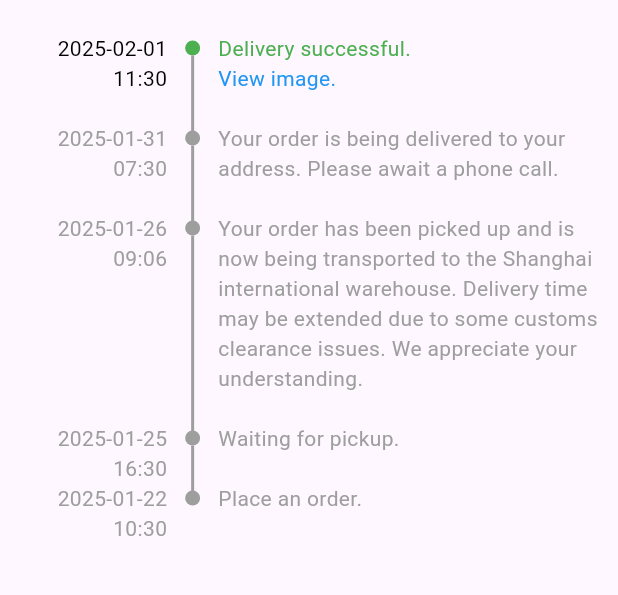
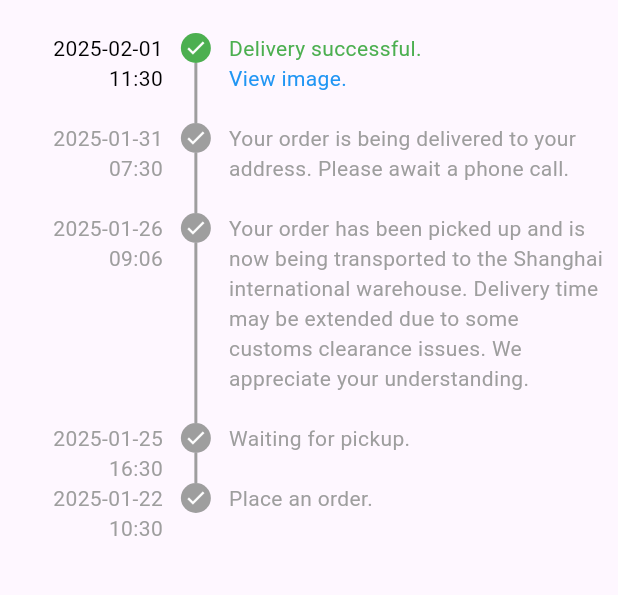
Before and after one commit to Lap2000/custom_fl_timeline, a Flutter app: the screen it shows after launch, after a tap on "Custom Roadmap", on a phone screen of 412 x 824 dp, the part 63-658 px from its top. Run offline on Flutter 3.47's test engine with Material 3 defaults, Android fonts, the phone set to English and light mode, and no system bars.

Commit message:
update-connector

```diff
--- a/example/lib/pages/demo_custom_roadmap.dart
+++ b/example/lib/pages/demo_custom_roadmap.dart
@@ -14,17 +14,6 @@ class DemoCustomRoadmap extends StatelessWidget {
         'Delivery successful.',
         time: DateTime(2025, 2, 1, 11, 30),
         isActivated: true,
-        extraValue: <Widget>[
-          InkWell(
-            onTap: () => log('View image -> clicked'),
-            child: const Text(
-              'View image.',
-              style: TextStyle(
-                color: Colors.blue,
-              ),
-            ),
-          )
-        ],
       ),
       StepValue(
         'Your order is being delivered to your address. Please await a phone call.',
@@ -49,6 +38,28 @@ class DemoCustomRoadmap extends StatelessWidget {
             Expanded(
               child: CustomRoadMap(
                 values: data,
+                extraWidgetBuilder: (context, index) {
+                  return index == 0
+                      ? <Widget>[
+                          InkWell(
+                            onTap: () => log('View image -> clicked'),
+                            child: const Text(
+                              'View image.',
+                              style: TextStyle(
+                                color: Colors.blue,
+                              ),
+                            ),
+                          )
+                        ]
+                      : [];
+                },
+                childMilestoneBuilder: (context, index) {
+                  return Icon(
+                    Icons.done,
+                    color: Colors.white,
+                    size: 15,
+                  );
+                },
               ),
             ),
           ],
--- a/lib/src/custom_roadmap.dart
+++ b/lib/src/custom_roadmap.dart
@@ -4,13 +4,31 @@ import 'model/model.dart';
 
 import 'widgets/widgets.dart';
 
+/// Widget inside milestone.
+/// Ex: Done icon
+typedef ChildMilestoneBuilder = Widget? Function(
+    BuildContext context, int index);
+
+/// Widget below main value.
+/// Ex: TextButton -> View Image
+typedef ExtraWidgetBuilder = List<Widget> Function(
+    BuildContext context, int index);
+
+/// Widget main value.
+/// Ex: Text
+typedef ChildBuilder = Widget Function(BuildContext context, int index);
+
+/// DateTime Widget.
+/// Ex: Text
+typedef DateTimeChildBuilder = Widget Function(BuildContext context, int index);
+
 class CustomRoadMap extends StatelessWidget {
   const CustomRoadMap({
     super.key,
-    this.circleRadius = 5,
+    this.circleRadius = 10,
     required this.values,
     this.padding = const EdgeInsets.all(8.0),
-    this.connectedLineType = ConnectedLineType.solid,
+    this.connectedLineType = ConnectorType.solid,
     this.isShowDateTime = true,
     this.datetimeLocale,
     this.itemPadding = 20,
@@ -22,6 +40,10 @@ class CustomRoadMap extends StatelessWidget {
     this.flex = const <int>[2, 5],
     this.textStyle = const TextStyle(),
     this.datetimeTextStyle = const TextStyle(),
+    this.childMilestoneBuilder,
+    this.extraWidgetBuilder,
+    this.childBuilder,
+    this.dateTimeChildBuilder,
   });
 
   /// circle roadmap radius
@@ -34,7 +56,7 @@ class CustomRoadMap extends StatelessWidget {
   final EdgeInsets padding;
 
   /// Connected Line Type (solid, dash)
-  final ConnectedLineType connectedLineType;
+  final ConnectorType connectedLineType;
 
   /// Enable/Disable DateTime
   final bool isShowDateTime;
@@ -70,6 +92,22 @@ class CustomRoadMap extends StatelessWidget {
   /// Note: FittedBox in 1 line.
   final TextStyle datetimeTextStyle;
 
+  /// Widget inside milestone.
+  /// Ex: Done icon
+  final ChildMilestoneBuilder? childMilestoneBuilder;
+
+  /// Widget below main value.
+  /// Ex: TextButton -> View Image
+  final ExtraWidgetBuilder? extraWidgetBuilder;
+
+  /// Widget below main value.
+  /// Manually custom
+  final ChildBuilder? childBuilder;
+
+  /// DateTime.
+  /// Manually custom
+  final DateTimeChildBuilder? dateTimeChildBuilder;
+
   @override
   Widget build(BuildContext context) {
     return Padding(
@@ -84,7 +122,7 @@ class CustomRoadMap extends StatelessWidget {
                   item: values[index],
                   circleAtTheEnd: index == values.length - 1,
                   isActivated: values[index].isActivated,
-                  connectedLineType: ConnectedLineType.solid,
+                  connectorType: ConnectorType.solid,
                   isShowDateTime: isShowDateTime,
                   datetimeLocale: datetimeLocale,
                   formattedStyle: formattedStyle,
@@ -97,7 +135,11 @@ class CustomRoadMap extends StatelessWidget {
                   itemPadding: itemPadding,
                   linePadding: linePadding,
                   circleRadius: circleRadius,
-                  children: values[index].extraValue,
+                  milestoneChild: childMilestoneBuilder?.call(context, index),
+                  children: extraWidgetBuilder?.call(context, index) ??
+                      const <Widget>[],
+                  child: childBuilder?.call(context, index),
+                  datetimeChild: dateTimeChildBuilder?.call(context, index),
                 );
               },
             ),
--- a/lib/src/helper/enums/connected_line_type.dart
+++ /dev/null
@@ -1,5 +0,0 @@
-enum ConnectedLineType { solid, dash }
-
-extension ConnectedLineTypeX on ConnectedLineType {
-  bool get isSolid => this == ConnectedLineType.solid;
-}
--- /dev/null
+++ b/lib/src/helper/enums/connector_type.dart
@@ -0,0 +1,5 @@
+enum ConnectorType { solid, dash }
+
+extension ConnectedLineTypeX on ConnectorType {
+  bool get isSolid => this == ConnectorType.solid;
+}
--- a/lib/src/helper/enums/enums.dart
+++ b/lib/src/helper/enums/enums.dart
@@ -1,4 +1,4 @@
-export 'connected_line_type.dart';
+export 'connector_type.dart';
 export 'curve_roadmap.dart';
 export 'orientation.dart';
 export 'roadmap_type.dart';
--- a/lib/src/model/step_value.dart
+++ b/lib/src/model/step_value.dart
@@ -6,7 +6,6 @@ class StepValue {
     this.color,
     this.time,
     this.isActivated = false,
-    this.extraValue = const <Widget>[],
   });
 
   /// Value of milestone
@@ -20,7 +19,4 @@ class StepValue {
 
   /// Datetime
   final DateTime? time;
-
-  /// Widgets below value
-  final List<Widget> extraValue;
 }
--- a/lib/src/widgets/custom_connected_line.dart
+++ b/lib/src/widgets/custom_connector.dart
@@ -4,8 +4,8 @@ import 'package:flutter/material.dart';
 
 import '../helper/helper.dart';
 
-class CurveConnectedLine extends CustomPainter {
-  const CurveConnectedLine({
+class CurveConnector extends CustomPainter {
+  const CurveConnector({
     this.radius = 25,
     this.curveConnectedLineType = CurveConnectedLineType.left,
     this.roadmapOrientation = RoadMapOrientation.horizontal,
@@ -93,32 +93,26 @@ class CurveConnectedLine extends CustomPainter {
   }
 }
 
-class StraightConnectedLine extends CustomPainter {
-  const StraightConnectedLine({
-    this.lineLength,
+class StraightConnector extends CustomPainter {
+  const StraightConnector({
     this.roadmapOrientation = RoadMapOrientation.horizontal,
     this.color = Colors.black,
     this.strokeWidth = 2,
     this.dashGap = 5,
     this.dashLength = 5,
     this.hasArrow = true,
-    this.horizontalX = 2.5,
-    this.horizontalY = 2,
-    this.type = ConnectedLineType.solid,
-    this.limitExpand = 0,
+    this.type = ConnectorType.solid,
+    this.length,
   });
 
-  final double? lineLength;
   final RoadMapOrientation roadmapOrientation;
   final Color color;
   final double strokeWidth;
   final double dashGap;
   final double dashLength;
   final bool hasArrow;
-  final double horizontalX;
-  final double horizontalY;
-  final ConnectedLineType type;
-  final double limitExpand;
+  final ConnectorType type;
+  final double? length;
 
   @override
   void paint(Canvas canvas, Size size) {
@@ -127,9 +121,8 @@ class StraightConnectedLine extends CustomPainter {
       ..strokeWidth = 2
       ..style = PaintingStyle.stroke;
 
-    final double limit = lineLength ??
-        (roadmapOrientation.isVertical ? size.width : size.height) +
-            (type.isSolid ? 0 : limitExpand);
+    final double limit =
+        length ?? (roadmapOrientation.isVertical ? size.width : size.height);
 
     if (roadmapOrientation.isVertical) {
       double startX = 0;
@@ -137,8 +130,8 @@ class StraightConnectedLine extends CustomPainter {
       const double y = 0;
 
       if (type.isSolid) {
-        canvas.drawLine(Offset(startX, y), Offset(limit + 5, y), paint);
-        startX = limit + 5;
+        canvas.drawLine(Offset(startX, y), Offset(limit, y), paint);
+        startX = limit;
       } else {
         while (startX < limit) {
           final double endX = startX + dashLength;
@@ -166,13 +159,13 @@ class StraightConnectedLine extends CustomPainter {
         canvas.drawLine(arrowTip, arrowBottom, paint);
       }
     } else {
-      double startY = horizontalY;
+      double startY = 0;
 
-      final double x = horizontalX;
+      const double x = 0;
 
       if (type.isSolid) {
-        canvas.drawLine(Offset(x, startY), Offset(x, limit + 7.5), paint);
-        startY = limit + 7.5;
+        canvas.drawLine(Offset(x, startY), Offset(x, limit), paint);
+        startY = limit;
       } else {
         while (startY < limit) {
           final double endY = startY + dashLength;
--- a/lib/src/widgets/custom_milestone.dart
+++ b/lib/src/widgets/custom_milestone.dart
@@ -1,5 +1,3 @@
-import 'dart:math';
-
 import 'package:flutter/material.dart';
 import 'package:intl/intl.dart';
 import '../../flutter_roadmap.dart';
@@ -9,7 +7,7 @@ class CustomMilestone extends StatelessWidget {
   const CustomMilestone({
     super.key,
     required this.item,
-    required this.connectedLineType,
+    required this.connectorType,
     required this.isShowDateTime,
     required this.itemPadding,
     required this.linePadding,
@@ -25,6 +23,9 @@ class CustomMilestone extends StatelessWidget {
     this.children = const <Widget>[],
     this.circleAtTheEnd = false,
     this.isActivated = false,
+    this.milestoneChild,
+    this.datetimeChild,
+    this.child,
   }) : assert(flex.length == 2, 'List "flex" must contain exactly 2 elements');
 
   /// Item Model -> Value
@@ -61,7 +62,7 @@ class CustomMilestone extends StatelessWidget {
   final double circleRadius;
 
   /// Connected Line Type (solid, dash)
-  final ConnectedLineType connectedLineType;
+  final ConnectorType connectorType;
 
   /// Flex (datetime - value)
   final List<int> flex;
@@ -77,6 +78,15 @@ class CustomMilestone extends StatelessWidget {
 
   /// Datetime TextStyle - (without color)
   final TextStyle datetimeTextStyle;
+
+  /// Widget insides milestone.
+  final Widget? milestoneChild;
+
+  /// Widget in the right of milestone.
+  final Widget? child;
+
+  /// Widget in the left of milestone.
+  final Widget? datetimeChild;
 
   @override
   Widget build(BuildContext context) {
@@ -100,7 +110,8 @@ class CustomMilestone extends StatelessWidget {
               flex: flex.first,
 
               /// DateTime
-              child: Column(
+              child: datetimeChild ??
+                  Column(
                     crossAxisAlignment: CrossAxisAlignment.end,
                     children: <Widget>[
                       OneLineText(
@@ -122,35 +133,47 @@ class CustomMilestone extends StatelessWidget {
                 CustomStepRoadmap(
                   radius: circleRadius,
                   filledColor: isActivated ? activatedColor : deactivatedColor,
-                  pixelPadding: 0,
-                  padding: EdgeInsets.only(
-                    top: max(
-                      0,
-                      15 -
-                          (circleRadius < 5
-                              ? max(8, circleRadius)
-                              : circleRadius),
+                  // pixelPadding: 0,
+                  // padding: EdgeInsets.only(
+                  //   top: max(
+                  //     0,
+                  //     15 -
+                  //         (circleRadius < 5
+                  //             ? max(8, circleRadius)
+                  //             : circleRadius),
+                  //   ),
+                  // ),
+                  child: milestoneChild,
                 ),
-                  ),
-                ),
+                // Container(
+                //   width: 15,
+                //   height: 15,
+                //   decoration: BoxDecoration(
+                //     color: Colors.blue,
+                //     shape: BoxShape.circle,
+                //     border: Border.all(
+                //       color: Colors.red,
+                //     ),
+                //   ),
+                //   child: const Center(
+                //     child: Icon(
+                //       Icons.done,
+                //       color: Colors.white,
+                //       size: 10,
+                //     ),
+                //   ),
+                // ),
 
                 /// if is the last, not show the line.
                 if (!circleAtTheEnd)
                   Expanded(
                     child: CustomPaint(
-                      painter: StraightConnectedLine(
+                      painter: StraightConnector(
                         hasArrow: false,
-                        horizontalX: 0,
-                        horizontalY: max(
-                            0,
-                            circleRadius < 5
-                                ? circleRadius
-                                : (10 - circleRadius)),
                         color: deactivatedColor,
-                        type: connectedLineType,
+                        type: connectorType,
                         dashGap: 1,
                         dashLength: 2,
-                        limitExpand: 10,
                       ),
                     ),
                   ),
@@ -167,10 +190,11 @@ class CustomMilestone extends StatelessWidget {
                 crossAxisAlignment: CrossAxisAlignment.start,
                 children: <Widget>[
                   /// Main value.
+
+                  child ??
                       Text(
                         item.value,
                         style: valueStyle,
-                    // softWrap: true,
                       ),
 
                   /// extra widgets here.
--- a/lib/src/widgets/custom_step_roadmap.dart
+++ b/lib/src/widgets/custom_step_roadmap.dart
@@ -10,8 +10,6 @@ class CustomStepRoadmap extends StatelessWidget {
     this.textStyle,
     this.child,
     this.filledColor,
-    this.pixelPadding = 5,
-    this.padding = const EdgeInsets.all(8),
   });
 
   final double radius;
@@ -19,26 +17,18 @@ class CustomStepRoadmap extends StatelessWidget {
   final TextStyle? textStyle;
   final Widget? child;
   final Color? filledColor;
-  final double pixelPadding;
-  final EdgeInsets padding;
 
   @override
   Widget build(BuildContext context) {
     return Container(
-      height: radius * 2 + pixelPadding,
-      width: radius * 2 + pixelPadding,
-      padding: padding,
+      height: radius * 2,
+      width: radius * 2,
       alignment: Alignment.center,
-      child: Stack(
-        children: <Widget>[
-          Center(
+      child: Center(
         child: CustomPaint(
           painter: CirclePainter(radius: radius, filledColor: filledColor),
-            ),
-          ),
-          child ??
-              Center(
-                child: FittedBox(
+          child: child ??
+              FittedBox(
                 child: Text(
                   text ?? '',
                   style: textStyle,
@@ -46,8 +36,7 @@ class CustomStepRoadmap extends StatelessWidget {
                   overflow: TextOverflow.clip,
                 ),
               ),
-              )
-        ],
+        ),
       ),
     );
   }
--- a/lib/src/widgets/widgets.dart
+++ b/lib/src/widgets/widgets.dart
@@ -1,3 +1,3 @@
-export 'custom_connected_line.dart';
+export 'custom_connector.dart';
 export 'custom_milestone.dart';
 export 'custom_step_roadmap.dart';
```
Also changed, not shown: lib/src/roadmap.dart (+46 -48 lines). Lines whose indentation alone changed are shown as unchanged.
